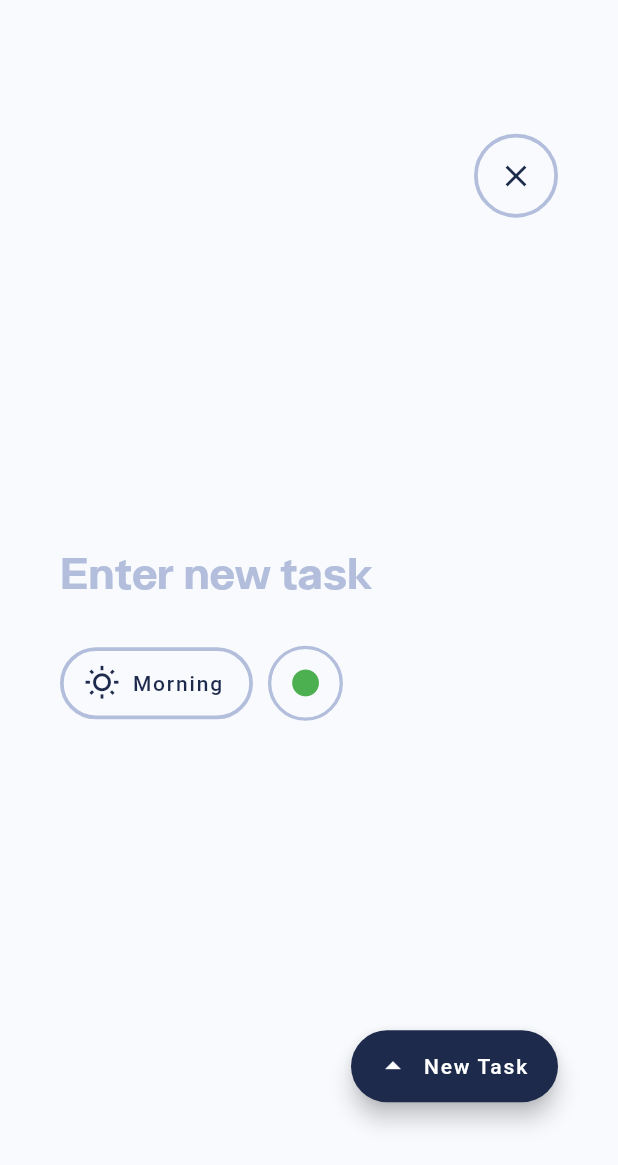
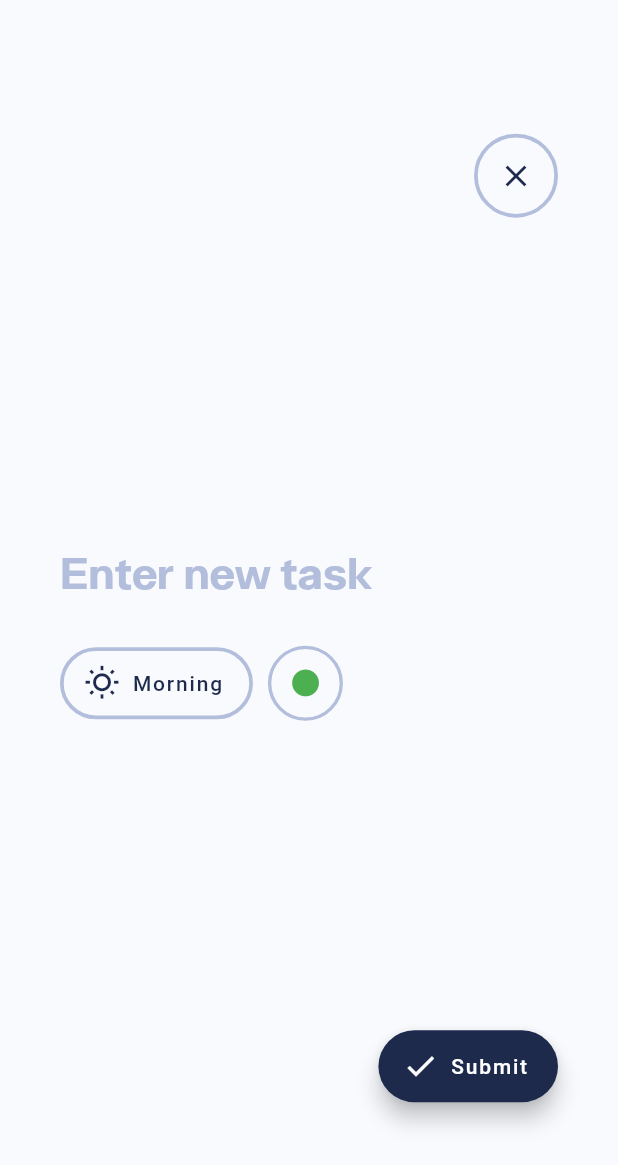
Before and after one commit to beSaif/todosaif, a Flutter app: the screen it shows after launch, after a tap on the "add" icon, on a phone screen of 412 x 824 dp. Shown: the top 1165 px of the screen. Run offline on Flutter 3.47's test engine with Material 2 defaults, Android fonts, the phone set to English and light mode, and no system bars; our stand-ins replace flutter_advanced_drawer.

Commit message:
Fixed: Herotag error

```diff
--- a/lib/main.dart
+++ b/lib/main.dart
@@ -1,6 +1,5 @@
 import 'package:flutter/material.dart';
 import 'package:todosaif/components/theme.dart';
-import 'dart:ui';
 import 'package:todosaif/screens/home/home.dart';
 
 void main() {
--- a/lib/screens/addtask/addtask.dart
+++ b/lib/screens/addtask/addtask.dart
@@ -1,5 +1,4 @@
 import 'package:flutter/material.dart';
-import 'package:todosaif/components/theme.dart';
 import 'package:todosaif/screens/addtask/components/bottomFAB.dart';
 import 'package:todosaif/screens/addtask/components/closebutton.dart';
 import 'package:todosaif/screens/addtask/components/taskfield.dart';
@@ -30,7 +29,7 @@ class _AddTaskState extends State<AddTask> {
               verticalBox(10),
 
               //Middle Input Section
-              taskField(),
+              const taskField(),
               //Enter new task
               verticalBox(10),
               //Bottom Right Button
--- a/lib/screens/addtask/components/bottomFAB.dart
+++ b/lib/screens/addtask/components/bottomFAB.dart
@@ -1,3 +1,5 @@
+// ignore_for_file: file_names
+
 import 'package:flutter/material.dart';
 import 'package:todosaif/components/theme.dart';
 
@@ -5,12 +7,14 @@ Widget bottomFAB(context) {
   return Container(
     alignment: Alignment.bottomRight,
     child: FloatingActionButton.extended(
+      heroTag: 'bottomRightCloseButton',
       backgroundColor: colorPrimary,
       onPressed: () {
+        Navigator.of(context).pop();
         // Respond to button press
       },
-      label: const Text('New Task'),
-      icon: const Icon(Icons.arrow_drop_up_sharp),
+      label: const Text('Submit'),
+      icon: const Icon(Icons.check),
     ),
   );
 }
--- a/lib/screens/addtask/components/closebutton.dart
+++ b/lib/screens/addtask/components/closebutton.dart
@@ -5,6 +5,7 @@ Widget closeButton(context) {
   return Container(
     alignment: Alignment.topRight,
     child: FloatingActionButton(
+      heroTag: 'topRightCloseButton',
       onPressed: () {
         // Add your onPressed code here!
         Navigator.pop(context);
--- a/lib/screens/addtask/components/taskfield.dart
+++ b/lib/screens/addtask/components/taskfield.dart
@@ -1,3 +1,5 @@
+// ignore_for_file: camel_case_types
+
 import 'package:flutter/material.dart';
 import 'package:todosaif/components/theme.dart';
 import 'package:todosaif/utils/sizedbox.dart';
@@ -39,13 +41,13 @@ class _taskFieldState extends State<taskField> {
         Row(
           children: [
             FloatingActionButton.extended(
+              heroTag: 'timeSetterButton',
               backgroundColor: colorBackground,
               elevation: 0,
               foregroundColor: colorPrimary,
               shape: const StadiumBorder(
                   side: BorderSide(color: colorAccent, width: 2.5)),
               onPressed: () {
-                print("Button Pressed");
                 setState(() {
                   if (dayIcon == 3) {
                     dayIcon = 1;
@@ -86,6 +88,7 @@ class _taskFieldState extends State<taskField> {
               width: 50,
               child: FittedBox(
                 child: FloatingActionButton(
+                  heroTag: 'prioritySetterButton',
                   onPressed: () {
                     // Add your onPressed code here!
                     setState(() {
--- a/lib/screens/home/components/appbar.dart
+++ b/lib/screens/home/components/appbar.dart
@@ -1,6 +1,5 @@
 import 'package:flutter/material.dart';
 import 'package:todosaif/components/theme.dart';
-import 'package:todosaif/screens/home/home.dart';
 import 'package:flutter_advanced_drawer/flutter_advanced_drawer.dart';
 
 AppBar appBar(_advancedDrawerController, _handleMenuButtonPressed) {
@@ -11,7 +10,7 @@ AppBar appBar(_advancedDrawerController, _handleMenuButtonPressed) {
         valueListenable: _advancedDrawerController,
         builder: (_, value, __) {
           return AnimatedSwitcher(
-            duration: Duration(milliseconds: 250),
+            duration: const Duration(milliseconds: 250),
             child: Icon(
               value.visible ? Icons.clear : Icons.menu,
               key: ValueKey<bool>(value.visible),
--- a/lib/screens/home/components/drawer.dart
+++ b/lib/screens/home/components/drawer.dart
@@ -4,7 +4,6 @@ import 'package:todosaif/utils/sizedbox.dart';
 
 SafeArea drawer(_advancedDrawerController) {
   return SafeArea(
-    child: Container(
     child: ListTileTheme(
       textColor: Colors.white,
       iconColor: Colors.white,
@@ -18,6 +17,7 @@ SafeArea drawer(_advancedDrawerController) {
             Container(
               alignment: Alignment.topRight,
               child: FloatingActionButton(
+                heroTag: 'topRightCloseButtonDrawer',
                 onPressed: () {
                   // Add your onPressed code here!
                   _advancedDrawerController.hideDrawer();
@@ -41,15 +41,15 @@ SafeArea drawer(_advancedDrawerController) {
                 bottom: 64.0,
               ),
               clipBehavior: Clip.antiAlias,
-                decoration: BoxDecoration(
+              decoration: const BoxDecoration(
                 color: Colors.black26,
                 shape: BoxShape.circle,
               ),
               child: Image.asset(
-                  'assets/images/flutter_logo.png',
+                'assets/images/dp.jpg',
               ),
             ),
-              Text(
+            const Text(
               "Saif",
               style: TextStyle(
                   fontFamily: 'Halenoir',
@@ -60,33 +60,33 @@ SafeArea drawer(_advancedDrawerController) {
             verticalBox(20),
             ListTile(
               onTap: () {},
-                leading: Icon(
+              leading: const Icon(
                 Icons.home_outlined,
                 color: colorAccent,
               ),
-                title: Text(
+              title: const Text(
                 'Home',
                 style: navTextStyle,
               ),
             ),
             ListTile(
               onTap: () {},
-                leading: Icon(Icons.category_outlined, color: colorAccent),
-                title: Text('Categories', style: navTextStyle),
+              leading: const Icon(Icons.category_outlined, color: colorAccent),
+              title: const Text('Categories', style: navTextStyle),
             ),
             ListTile(
               onTap: () {},
-                leading: Icon(Icons.analytics_outlined, color: colorAccent),
-                title: Text('Analytics', style: navTextStyle),
+              leading: const Icon(Icons.analytics_outlined, color: colorAccent),
+              title: const Text('Analytics', style: navTextStyle),
             ),
             ListTile(
               onTap: () {},
-                leading: Icon(Icons.settings_outlined, color: colorAccent),
-                title: Text('Settings', style: navTextStyle),
+              leading: const Icon(Icons.settings_outlined, color: colorAccent),
+              title: const Text('Settings', style: navTextStyle),
             ),
-              Spacer(),
+            const Spacer(),
             DefaultTextStyle(
-                style: TextStyle(
+              style: const TextStyle(
                 fontSize: 12,
                 color: Colors.white54,
               ),
@@ -94,13 +94,12 @@ SafeArea drawer(_advancedDrawerController) {
                 margin: const EdgeInsets.symmetric(
                   vertical: 16.0,
                 ),
-                  child: Text('Terms of Service | Privacy Policy'),
+                child: const Text('Terms of Service | Privacy Policy'),
               ),
             ),
           ],
         ),
       ),
     ),
-    ),
   );
 }
--- a/lib/screens/home/home.dart
+++ b/lib/screens/home/home.dart
@@ -35,7 +35,7 @@ class _HomeScreenState extends State<HomeScreen> {
         //     blurRadius: 0.0,
         //   ),
         // ],
-        borderRadius: const BorderRadius.all(Radius.circular(16)),
+        borderRadius: BorderRadius.all(Radius.circular(16)),
       ),
       drawer: drawer(_advancedDrawerController),
       child: Scaffold(
@@ -43,6 +43,7 @@ class _HomeScreenState extends State<HomeScreen> {
           appBar: appBar(_advancedDrawerController, _handleMenuButtonPressed),
           body: const Body(),
           floatingActionButton: FloatingActionButton(
+            heroTag: 'bottomRightAddTaskButton',
             onPressed: () {
               // Add your onPressed code here!
               Navigator.push(
--- a/pubspec.yaml
+++ b/pubspec.yaml
@@ -62,3 +62,6 @@ flutter:
          - asset: font/Halenoir-UltraLight.otf
          - asset: font/HalenoirText-Regular.otf
            style: italic
+
+  assets:
+    - assets/images/dp.jpg
```
Also changed, not shown: assets/images/dp.jpg (added). Lines whose indentation alone changed are shown as unchanged.
